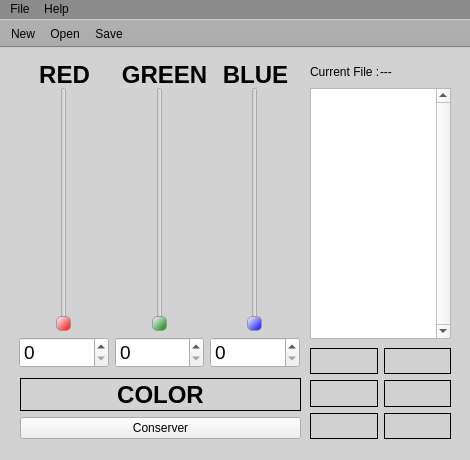
Above: mainwindow.ui from VIL-CIEL/RGB_QT before the change. Below: the same form after it.
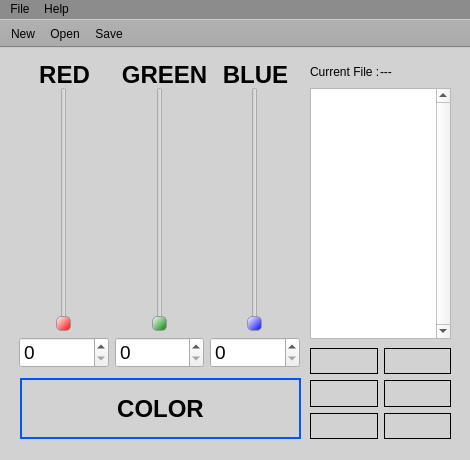
That is the form after the change. Icons and pictures are not drawn. Custom widgets are drawn as their Qt base class.

Patch:
```diff
--- a/mainwindow.ui
+++ b/mainwindow.ui
@@ -422,10 +422,14 @@
          <bold>true</bold>
         </font>
        </property>
+       <property name="acceptDrops">
+        <bool>true</bool>
+       </property>
+       <property name="autoFillBackground">
+        <bool>false</bool>
+       </property>
        <property name="styleSheet">
-        <string notr="true">QLabel{
-	border: 1px solid;
-}</string>
+        <string notr="true">border : 2px solid rgb(0, 85, 255);</string>
        </property>
        <property name="text">
         <string>COLOR</string>
@@ -435,13 +439,6 @@
        </property>
       </widget>
      </item>
-     <item>
-      <widget class="QPushButton" name="pushButton_conserver">
-       <property name="text">
-        <string>Conserver</string>
-       </property>
-      </widget>
-     </item>
     </layout>
    </widget>
    <widget class="QLabel" name="label_current_file">
```
Left out of the diff: 62 changed lines with no effect on the pictures.
